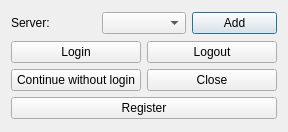
Qt form dlg_ConnectionManager.ui (LESPROJEKT/qgis-layman-plugin) before a commit.
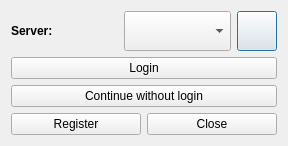
The same form after that commit. Icons and pictures are not drawn.

Diff of the .ui file:
```diff
--- a/dlg_ConnectionManager.ui
+++ b/dlg_ConnectionManager.ui
@@ -21,15 +21,61 @@
        <property name="text">
         <string>Server:</string>
        </property>
+       <property name="font">
+        <font>
+         <weight>68</weight>
+        </font>
+       </property>
       </widget>
      </item>
      <item>
-      <widget class="QComboBox" name="comboBox_server"/>
+      <widget class="QComboBox" name="comboBox_server">
+       <property name="minimumSize">
+        <size>
+         <width>0</width>
+         <height>40</height>
+        </size>
+       </property>
+       <property name="maximumSize">
+        <size>
+         <width>16777215</width>
+         <height>40</height>
+        </size>
+       </property>
+      </widget>
      </item>
      <item>
       <widget class="QPushButton" name="pushButton_Add">
        <property name="text">
-        <string>Add</string>
+        <string/>
+       </property>
+       <property name="icon">
+        <iconset>
+         <normaloff>icons/edit_black.png</normaloff>icons/edit_black.png</iconset>
+       </property>
+       <property name="minimumSize">
+        <size>
+         <width>40</width>
+         <height>40</height>
+        </size>
+       </property>
+       <property name="maximumSize">
+        <size>
+         <width>40</width>
+         <height>40</height>
+        </size>
+       </property>
+       <property name="toolTip">
+        <string>Add/Edit Server</string>
+       </property>
+       <property name="iconSize">
+        <size>
+         <width>20</width>
+         <height>20</height>
+        </size>
+       </property>
+       <property name="styleSheet">
+        <string>QPushButton { text-align: center; }</string>
        </property>
       </widget>
      </item>
@@ -37,7 +83,7 @@
    </item>
    <item>
     <layout class="QGridLayout" name="gridLayout_buttons">
-     <item row="0" column="0">
+     <item row="0" column="0" colspan="2">
       <widget class="QPushButton" name="pushButton_Connect">
        <property name="text">
         <string>Login</string>
@@ -48,18 +94,7 @@
        </property>
       </widget>
      </item>
-     <item row="0" column="1">
-      <widget class="QPushButton" name="pushButton_logout">
-       <property name="text">
-        <string>Logout</string>
-       </property>
-       <property name="icon">
-        <iconset>
-         <normaloff>icons/logout.png</normaloff>icons/logout.png</iconset>
-       </property>
-      </widget>
-     </item>
-     <item row="1" column="0">
+     <item row="1" column="0" colspan="2">
       <widget class="QPushButton" name="pushButton_NoLogin">
        <property name="text">
         <string>Continue without login</string>
@@ -70,20 +105,20 @@
        </property>
       </widget>
      </item>
-     <item row="1" column="1">
-      <widget class="QPushButton" name="pushButton_close">
-       <property name="text">
-        <string>Close</string>
-       </property>
-      </widget>
-     </item>
-     <item row="2" column="0" colspan="2">
+     <item row="2" column="0">
       <widget class="QPushButton" name="pushButton_register">
        <property name="text">
         <string>Register</string>
        </property>
       </widget>
      </item>
+     <item row="2" column="1">
+      <widget class="QPushButton" name="pushButton_close">
+       <property name="text">
+        <string>Close</string>
+       </property>
+      </widget>
+     </item>
     </layout>
    </item>
   </layout>
```
